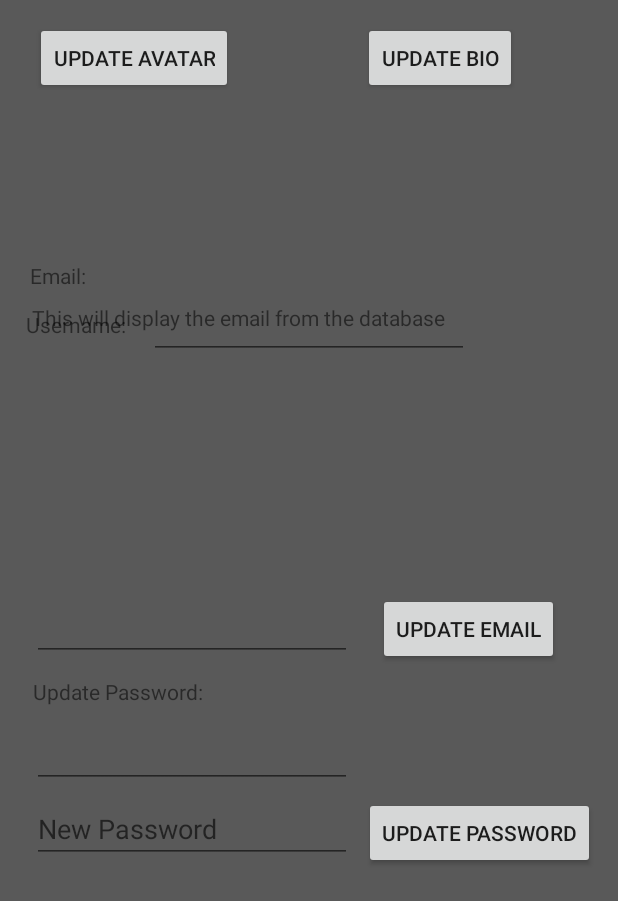
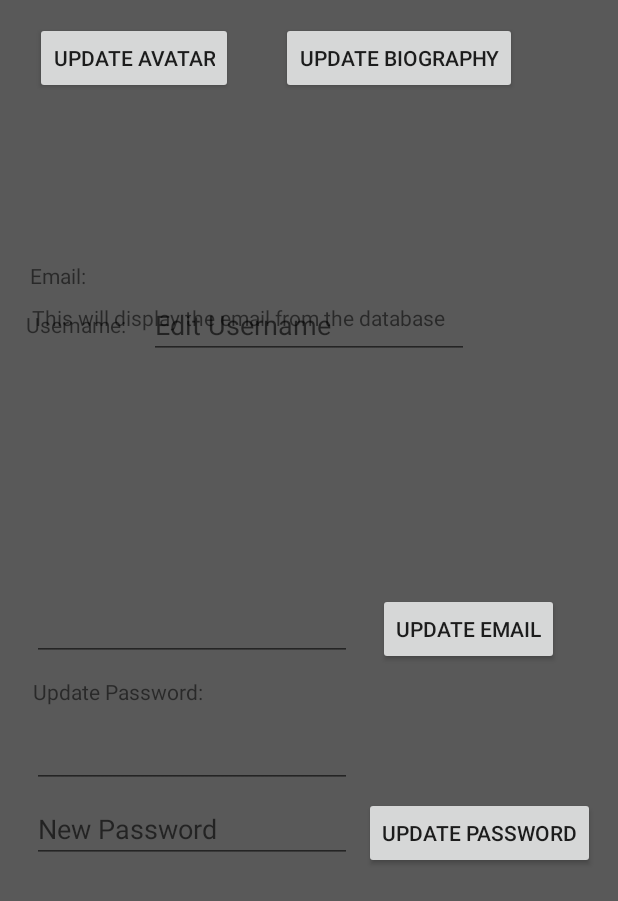
Before and after one commit to S-Brien/C2G_v2, an Android app: the ProfilePage screen opened directly, with no data from a screen before it, on a phone screen of 412 x 824 dp, the part 335-1236 px from its top. Run offline under Robolectric (Android 15) with nearby library versions, the phone set to English and light mode, and no system bars.

Commit message:
Language changes for the profile page.

```diff
--- a/app/src/main/res/layout/activity_sign_up.xml
+++ b/app/src/main/res/layout/activity_sign_up.xml
@@ -101,4 +101,5 @@
         android:text="Sign Up" />
 
 
+
 </RelativeLayout>
--- a/app/src/main/res/layout/profile_page.xml
+++ b/app/src/main/res/layout/profile_page.xml
@@ -29,7 +29,7 @@
         android:layout_centerHorizontal="true"
         android:layout_marginStart="23dp"
         android:layout_marginTop="182dp"
-        android:text="Update Avatar" />
+        android:text="@string/upAvatar" />
 
     <TextView
         android:id="@+id/accountBio"
@@ -40,7 +40,7 @@
         android:layout_centerHorizontal="true"
         android:layout_marginStart="205dp"
         android:layout_marginTop="43dp"
-        android:text="Hello my name is Aaron"
+        android:text="@string/HelloMy"
         android:textColor="#ECE1E1" />
 
     <Button
@@ -53,7 +53,7 @@
         android:layout_marginTop="182dp"
         android:layout_marginEnd="67dp"
         android:layout_marginBottom="480dp"
-        android:text="Update Bio" />
+        android:text="@string/UpBio" />
 
     <TextView
         android:id="@+id/bioText"
@@ -63,7 +63,7 @@
         android:layout_alignParentEnd="true"
         android:layout_marginTop="18dp"
         android:layout_marginEnd="95dp"
-        android:text="Biography"
+        android:text="@string/bio"
         android:textColor="#FDFCFC" />
 
     <EditText
@@ -76,7 +76,7 @@
         android:layout_marginEnd="12dp"
         android:ems="10"
         android:inputType="textPersonName"
-        android:text="Edit Biography" />
+        android:text="@string/editBio" />
 
     <TextView
         android:id="@+id/emailLabel"
@@ -86,7 +86,7 @@
         android:layout_alignParentTop="true"
         android:layout_marginStart="20dp"
         android:layout_marginTop="341dp"
-        android:text="Email:" />
+        android:text="@string/email" />
 
     <EditText
         android:id="@+id/editText9"
@@ -97,18 +97,18 @@
         android:layout_marginStart="21dp"
         android:layout_marginBottom="25dp"
         android:ems="10"
-        android:hint="New Password"
+        android:hint="@string/newPass"
         android:inputType="textPassword" />
 
     <Button
-        android:id="@+id/editPassword"
+        android:id="@+id/UpdatePassword"
         android:layout_width="wrap_content"
         android:layout_height="wrap_content"
         android:layout_alignParentEnd="true"
         android:layout_alignParentBottom="true"
         android:layout_marginEnd="15dp"
         android:layout_marginBottom="21dp"
-        android:text="Update Password" />
+        android:text="@string/upPass" />
 
     <EditText
         android:id="@+id/editPassword"
@@ -152,7 +152,7 @@
         android:layout_centerVertical="true"
         android:layout_marginStart="21dp"
         android:layout_marginTop="369dp"
-        android:text="This will display the email from the database" />
+        android:text="@string/dispEmail" />
 
     <Button
         android:id="@+id/editEmailButton"
@@ -162,7 +162,7 @@
         android:layout_alignParentBottom="true"
         android:layout_marginEnd="39dp"
         android:layout_marginBottom="157dp"
-        android:text="Update Email" />
+        android:text="@string/upMail" />
 
     <TextView
         android:id="@+id/usernameLabel"
@@ -171,16 +171,17 @@
         android:layout_alignParentStart="true"
         android:layout_centerVertical="true"
         android:layout_marginStart="17dp"
-        android:text="Username:" />
+        android:text="@string/uName" />
 
     <EditText
         android:id="@+id/editUsername"
         android:layout_width="wrap_content"
         android:layout_height="wrap_content"
         android:layout_centerInParent="true"
+        android:hint="@string/editUsername"
         android:ems="10"
         android:inputType="textPersonName" />
 
-    ;
+
 
 </RelativeLayout>
--- a/app/src/main/res/values/strings.xml
+++ b/app/src/main/res/values/strings.xml
@@ -7,4 +7,16 @@
     <string name="loginBtnTxt">Login</string>
     <string name="signUpTxt">Do Not Have an Account? Sign Up</string>
     <string name="cLTxt">Change Language</string>
+    <string name="upAvatar">Update Avatar</string>
+    <string name="editBio">Edit Biography</string>
+    <string name="bio">Biography</string>
+    <string name="UpBio">Update Biography</string>
+    <string name="email">Email:</string>
+    <string name="newPass">New Password</string>
+    <string name="upPass">Update Password</string>
+    <string name="uName">Username:</string>
+    <string name="editUsername">Edit Username</string>
+    <string name="upMail">Update Email</string>
+    <string name="dispEmail">This will display the email from the database</string>
+    <string name="HelloMy">Hello my name is Aaron</string>
 </resources>
```
Also changed, not shown: 4 other files.
